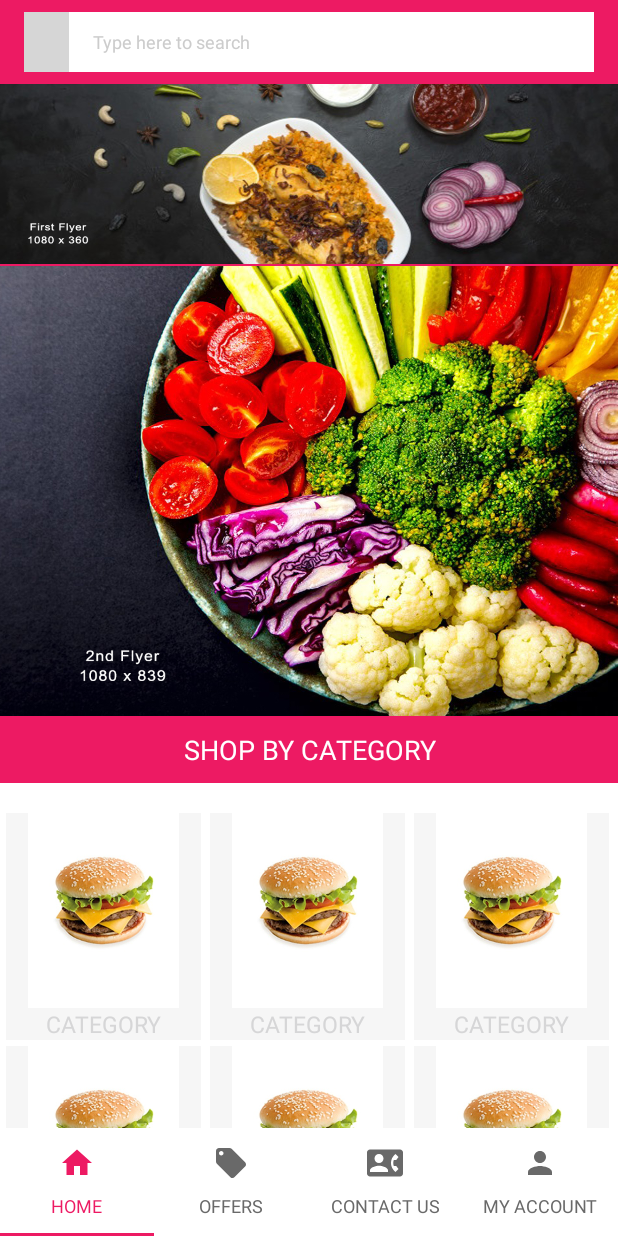
After one commit to SowmyaAnand/supermarket, an Android app: the fragment hmefragment shown on its own in the app's theme, on a phone screen of 412 x 824 dp. The commit adds this screen. Run offline under Robolectric (Android 15) with nearby library versions, the phone set to English and light mode, and no system bars; Roboto replaces fonts that are not available here; grey boxes are pictures that could not be loaded.

Commit message:
supermarket

```diff
--- a/app/src/main/AndroidManifest.xml
+++ b/app/src/main/AndroidManifest.xml
@@ -15,7 +15,8 @@
         android:roundIcon="@mipmap/ic_launcher_round"
         android:supportsRtl="true"
         android:theme="@style/Theme.AppCompat.NoActionBar">
-        <activity android:name=".Myorders"></activity>
+        <activity android:name=".MenuContactUs"></activity>
+        <activity android:name=".Myorders" />
         <activity android:name=".MyCoupons" />
         <activity android:name=".Thankyou" />
         <activity android:name=".Payment" />
@@ -32,6 +33,8 @@
         <activity android:name=".description" />
         <activity android:name=".Itemlisting" />
         <activity android:name=".welcome" />
+        <activity android:name=".Main2Activity" />
+        <activity android:name=".test" />
         <activity
             android:name=".MainActivity"
             android:label="@string/app_name"
--- /dev/null
+++ b/app/src/main/java/com/dailyestoreapp/supermarket/hmefragment.java
@@ -0,0 +1,56 @@
+package com.dailyestoreapp.supermarket;
+
+import android.content.SharedPreferences;
+import android.os.Bundle;
+import android.util.Log;
+import android.view.LayoutInflater;
+import android.view.View;
+import android.view.ViewGroup;
+
+import androidx.annotation.NonNull;
+import androidx.fragment.app.Fragment;
+import androidx.viewpager.widget.ViewPager;
+
+import com.google.android.material.tabs.TabLayout;
+
+import java.util.ArrayList;
+
+import static android.content.Context.MODE_PRIVATE;
+
+public class hmefragment extends Fragment {
+    String category_selected;
+    int category_selected_no;
+    private String tag = "HomeFragment";
+    public static final String MY_PREFS_NAME = "AdminApp";
+
+    Fragment4 frag4;
+    private int[] tabIcons = {
+
+            R.drawable.ic_home_black_24dp,
+            R.drawable.ic_local_offer_black_24dp,
+            R.drawable.ic_contact_phone_black_24dp,
+            R.drawable.ic_person_black_24dp
+
+    };
+    public View onCreateView(@NonNull LayoutInflater inflater,
+                             ViewGroup container, Bundle savedInstanceState) {
+
+        View root = inflater.inflate(R.layout.fragment_home, container, false);
+        SectionsPagerAdapter sectionsPagerAdapter = new SectionsPagerAdapter(getContext(),getChildFragmentManager());
+        sectionsPagerAdapter.addFragment(new Fragment1(),"Home");
+        sectionsPagerAdapter.addFragment(new Fragment2(),"Offers");
+        sectionsPagerAdapter.addFragment(new Fragment3(),"Book On Calls");
+        sectionsPagerAdapter.addFragment(new Fragment4(),"My Account");
+        ViewPager viewPager = root.findViewById(R.id.view_pager2);
+        viewPager.setAdapter(sectionsPagerAdapter);
+        TabLayout tabs = root.findViewById(R.id.tabs);
+        tabs.setupWithViewPager(viewPager);
+        tabs.getTabAt(0).setIcon(tabIcons[0]);
+        tabs.getTabAt(1).setIcon(tabIcons[1]);
+        tabs.getTabAt(2).setIcon(tabIcons[2]);
+        tabs.getTabAt(3).setIcon(tabIcons[3]);
+
+        return root;
+    }
+
+}
--- a/app/src/main/java/com/dailyestoreapp/supermarket/welcome.java
+++ b/app/src/main/java/com/dailyestoreapp/supermarket/welcome.java
@@ -149,7 +149,7 @@ public class welcome extends AppCompatActivity {
 
     private void launchHomeScreen() {
         //  prefManager.setFirstTimeLaunch(false);
-        Intent intent = new Intent(this,MainActivity.class);
+        Intent intent = new Intent(this,Main2Activity.class);
         startActivity(intent);
 
         finish();
--- a/app/src/main/res/layout/fragment_home.xml
+++ b/app/src/main/res/layout/fragment_home.xml
@@ -1,9 +1,34 @@
 <?xml version="1.0" encoding="utf-8"?>
-<androidx.constraintlayout.widget.ConstraintLayout xmlns:android="http://schemas.android.com/apk/res/android"
+<RelativeLayout xmlns:android="http://schemas.android.com/apk/res/android"
     xmlns:app="http://schemas.android.com/apk/res-auto"
     xmlns:tools="http://schemas.android.com/tools"
     android:layout_width="match_parent"
     android:layout_height="match_parent"
+    android:background="@color/white"
     tools:context=".ui.home.HomeFragment">
+    <LinearLayout
+        android:layout_width="match_parent"
+        android:layout_height="match_parent"
+        android:orientation="vertical">
+        <androidx.viewpager.widget.ViewPager
+            android:id="@+id/view_pager2"
+            android:layout_width="match_parent"
+            android:layout_height="0dp"
+            android:layout_weight="1"
+            app:layout_behavior="@string/appbar_scrolling_view_behavior" />
+        <com.google.android.material.tabs.TabLayout
+            android:id="@+id/tabs"
+            android:layout_width="match_parent"
+            android:layout_height="wrap_content"
+            app:tabIconTint="@color/tab_selector_file"
+            app:tabTextColor="@color/tab_selector_file"
+            app:tabIndicatorColor="@color/colorPrimary"
+            app:tabPaddingEnd="0dp"
+            android:clipToPadding="true"
+            app:tabPaddingStart="0dp"
 
-</androidx.constraintlayout.widget.ConstraintLayout>
+            app:tabTextAppearance="@style/MineCustomizedTab"
+            >
+        </com.google.android.material.tabs.TabLayout>
+    </LinearLayout>
+</RelativeLayout>
--- a/app/src/main/res/values/strings.xml
+++ b/app/src/main/res/values/strings.xml
@@ -11,7 +11,7 @@
     <string name="nav_header_desc">Navigation header</string>
     <string name="action_settings">Settings</string>
 
-    <string name="menu_home">dailyestore</string>
+    <string name="menu_home">Home</string>
     <string name="menu_gallery">Gallery</string>
     <string name="menu_slideshow">Slideshow</string>
 
@@ -37,4 +37,8 @@
     <string name="tab_text_3">Contact US</string>
     <string name="tab_text__4">My Account</string>
     <string name="descriptiontext">Freshly Packed and Premium Quality Onions, that enhance the flavour of any cuisine.We offer  this grade of onion in various packing options as per the requirement of our clients</string>
+    <string name="customer_service">Book orders on call/Whatsapp</string>
+    <string name="my_account">My Account</string>
+    <string name="my_orders">My Orders</string>
+    <string name="today_s_deal">Today\'s Deal</string>
 </resources>
```
Also changed, not shown: app/src/main/java/com/dailyestoreapp/supermarket/MenuContactUs.java (added, +14 -0 lines), app/src/main/res/layout/activity_menu_contact_us.xml (added, +9 -0 lines).
